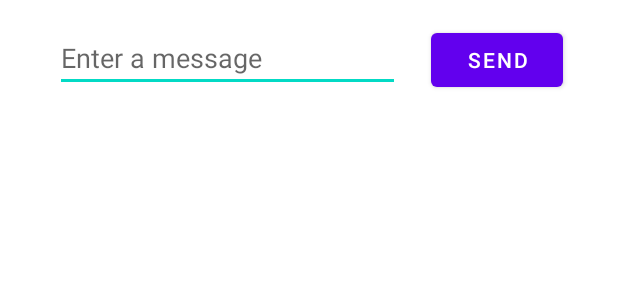
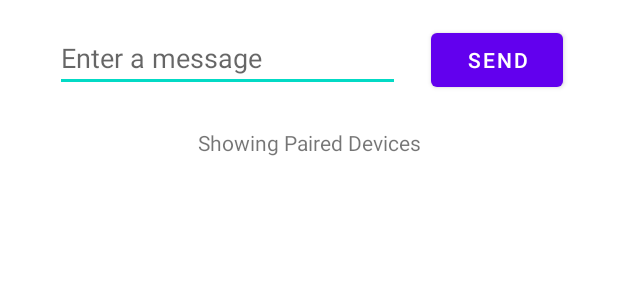
Before and after one commit to MatthewChau/Sat4997-Bluetooth, an Android app: the layout activity_main.xml on its own in the app's theme, with its tools: preview values and no code run, on a phone screen of 412 x 824 dp. Shown: the top 300 px of the screen. Run offline under Robolectric (Android 15) with nearby library versions, the phone set to English and light mode, and no system bars.

```diff
--- a/app/src/main/res/layout/activity_main.xml
+++ b/app/src/main/res/layout/activity_main.xml
@@ -31,4 +31,14 @@
         app:layout_constraintEnd_toEndOf="parent"
         app:layout_constraintHorizontal_bias="0.5"
         app:layout_constraintStart_toEndOf="@+id/editTextTextPersonName" />
+
+    <TextView
+        android:id="@+id/textView2"
+        android:layout_width="wrap_content"
+        android:layout_height="wrap_content"
+        android:layout_marginTop="24dp"
+        android:text="Showing Paired Devices"
+        app:layout_constraintEnd_toEndOf="parent"
+        app:layout_constraintStart_toStartOf="parent"
+        app:layout_constraintTop_toBottomOf="@+id/editTextTextPersonName" />
 </androidx.constraintlayout.widget.ConstraintLayout>
--- /dev/null
+++ b/app/src/main/res/menu/activity_main.xml
@@ -0,0 +1,4 @@
+<?xml version="1.0" encoding="utf-8"?>
+<menu xmlns:android="http://schemas.android.com/apk/res/android">
+
+</menu>
```
Also changed, not shown: app/src/main/AndroidManifest.xml (+19 -0 lines), app/src/main/java/com/example/sat4997/MainActivity.java (+62 -0 lines).
